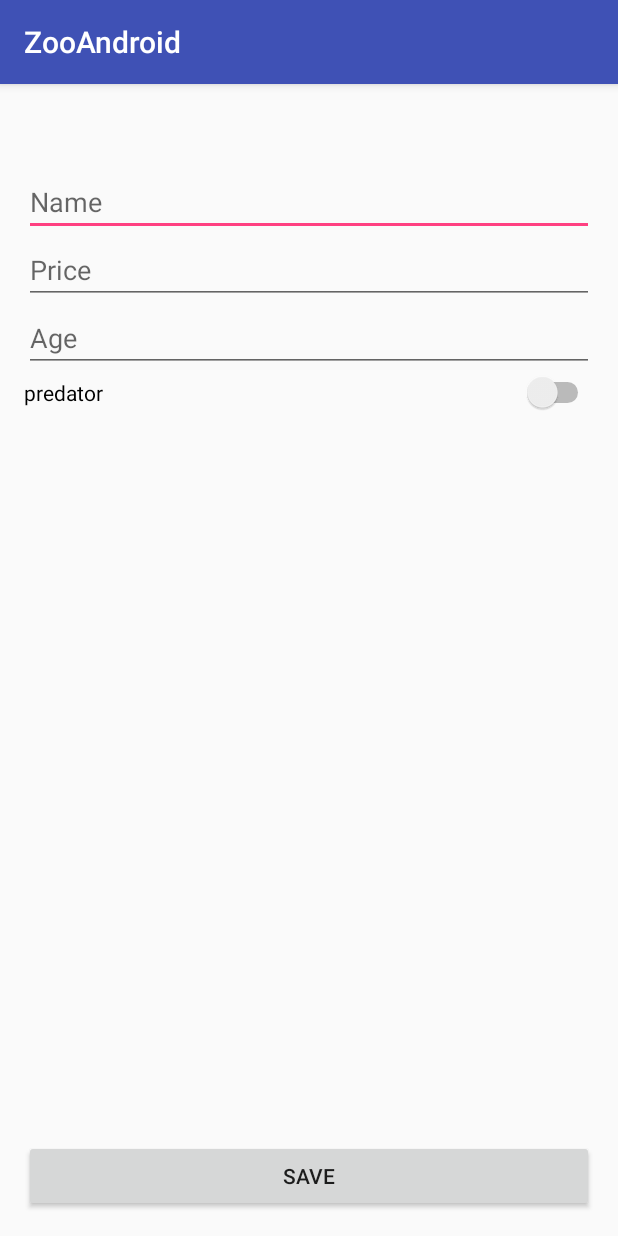
After one commit to ystelmahovskaya/ZooAndroid, an Android app: the Edit_Product screen opened directly, with no data from a screen before it, on a phone screen of 412 x 824 dp. The commit adds this screen. Run offline under Robolectric (Android 15) with nearby library versions, the phone set to English and light mode, and no system bars; 1 statement that could not run was skipped.

Commit message:
it works!!!

```diff
--- a/app/src/main/AndroidManifest.xml
+++ b/app/src/main/AndroidManifest.xml
@@ -26,7 +26,9 @@
         <activity android:name=".AddBranch" />
         <activity android:name=".BranchActivity" />
         <activity android:name=".ProductActivity" />
-        <activity android:name=".AddProduct"></activity>
+        <activity android:name=".AddProduct"/>
+        <activity android:name=".Edit_Product">
+        </activity>
     </application>
 
 </manifest>
--- a/app/src/main/java/com/example/yuliiastelmakhovska/zooandroid/BranchFactory.java
+++ b/app/src/main/java/com/example/yuliiastelmakhovska/zooandroid/BranchFactory.java
@@ -23,6 +23,7 @@ import java.util.List;
 public class BranchFactory {
     List<Shop> branches= new ArrayList<Shop>();
     int activeBranch=-1;
+    int activeItem=-1;
 
     public String getAppPath(Activity a) {
         return a.getApplicationContext().getFilesDir().getAbsolutePath();
--- a/app/src/main/java/com/example/yuliiastelmakhovska/zooandroid/ProductActivity.java
+++ b/app/src/main/java/com/example/yuliiastelmakhovska/zooandroid/ProductActivity.java
@@ -81,7 +81,9 @@ public class ProductActivity extends AppCompatActivity {
     public boolean onContextItemSelected(MenuItem item) {
     AdapterView.AdapterContextMenuInfo info=(AdapterView.AdapterContextMenuInfo)item.getMenuInfo();
         if (item.getTitle() == "edit") {
-            Toast.makeText(this, "Action 1 invoked", Toast.LENGTH_SHORT).show();
+            Toast.makeText(this, "saved", Toast.LENGTH_SHORT).show();
+            Main.branches.activeItem=info.position;
+            startActivityForResult((new Intent(ProductActivity.this, Edit_Product.class)), 1);
 
         }
         else if (item.getTitle() == "delete") {
--- /dev/null
+++ b/app/src/main/res/layout/activity_edit_product.xml
@@ -0,0 +1,157 @@
+<?xml version="1.0" encoding="utf-8"?>
+<RelativeLayout xmlns:android="http://schemas.android.com/apk/res/android"
+    xmlns:tools="http://schemas.android.com/tools"
+    android:id="@+id/activity_add_product"
+    android:layout_width="match_parent"
+    android:layout_height="match_parent"
+    android:paddingBottom="@dimen/activity_vertical_margin"
+    android:paddingLeft="@dimen/activity_horizontal_margin"
+    android:paddingRight="@dimen/activity_horizontal_margin"
+    android:paddingTop="@dimen/activity_vertical_margin"
+    tools:context="com.example.yuliiastelmakhovska.zooandroid.AddProduct">
+
+    <Button
+        android:text="save"
+        android:layout_width="match_parent"
+        android:layout_height="wrap_content"
+        android:layout_alignParentBottom="true"
+        android:id="@+id/buttonsave"
+        android:layout_alignParentEnd="true"
+        android:layout_alignParentStart="true"
+        android:onClick="editProduct"/>
+
+    <ScrollView
+        android:layout_width="match_parent"
+        android:layout_height="match_parent"
+        android:fillViewport="false"
+        android:layout_alignParentBottom="true"
+        android:layout_alignParentStart="true"
+        android:layout_below="@+id/spinnerProducts"
+        android:layout_marginTop="40dp">
+
+        <LinearLayout
+            android:layout_width="match_parent"
+            android:layout_height="wrap_content"
+            android:orientation="vertical" >
+
+            <EditText
+                android:layout_width="match_parent"
+                android:layout_height="wrap_content"
+                android:inputType="textPersonName"
+                android:ems="10"
+                android:id="@+id/editTextName"
+                android:hint="Name" />
+
+            <EditText
+                android:layout_width="match_parent"
+                android:layout_height="wrap_content"
+                android:inputType="numberDecimal"
+                android:ems="10"
+                android:id="@+id/editTextPrice"
+                android:hint="Price" />
+
+            <EditText
+                android:layout_width="match_parent"
+                android:layout_height="wrap_content"
+                android:inputType="number"
+                android:ems="10"
+                android:id="@+id/editTextAliveAge"
+                android:hint="Age" />
+
+            <Switch
+                android:text="predator"
+                android:layout_width="match_parent"
+                android:layout_height="wrap_content"
+                android:id="@+id/switchPredator" />
+
+            <EditText
+                android:layout_width="match_parent"
+                android:layout_height="wrap_content"
+                android:inputType="textPersonName"
+                android:ems="10"
+                android:id="@+id/editTextSpecies"
+                android:hint="species"
+                android:visibility="invisible" />
+
+            <EditText
+                android:layout_width="match_parent"
+                android:layout_height="wrap_content"
+                android:inputType="number"
+                android:ems="10"
+                android:id="@+id/editTextFishTemp"
+                android:hint="temperature"
+                android:visibility="gone" />
+
+            <Switch
+                android:text="salt water"
+                android:layout_width="match_parent"
+                android:layout_height="wrap_content"
+                android:id="@+id/switchFishSaltWater"
+                android:visibility="gone" />
+
+            <Switch
+                android:text="venomous"
+                android:layout_width="match_parent"
+                android:layout_height="wrap_content"
+                android:id="@+id/switchSpiderVenomous"
+                android:visibility="gone" />
+
+            <EditText
+                android:layout_width="match_parent"
+                android:layout_height="wrap_content"
+                android:inputType="textPersonName"
+                android:ems="10"
+                android:id="@+id/editTextSpiderHabitat"
+                android:elevation="12dp"
+                android:hint="Habitat"
+                android:visibility="gone" />
+
+            <Switch
+                android:text="venomous"
+                android:layout_width="match_parent"
+                android:layout_height="wrap_content"
+                android:id="@+id/switchInsectVenomous"
+                android:visibility="gone" />
+
+            <Switch
+                android:text="flying"
+                android:layout_width="match_parent"
+                android:layout_height="wrap_content"
+                android:visibility="gone"
+                android:id="@+id/switchInsectFlying" />
+
+            <EditText
+                android:layout_width="match_parent"
+                android:layout_height="wrap_content"
+                android:inputType="number"
+                android:ems="10"
+                android:id="@+id/editTextLittAnimLife"
+                android:hint="avarage life length"
+                android:visibility="gone"
+                android:elevation="10dp" />
+
+            <Switch
+                android:text="Venomous"
+                android:layout_width="match_parent"
+                android:layout_height="wrap_content"
+                android:id="@+id/switchAmphibiumVenomous"
+                android:visibility="gone"                />
+
+            <Switch
+                android:text="Poisonous"
+                android:layout_width="match_parent"
+                android:layout_height="wrap_content"
+                android:id="@+id/switchAmphibiumPoisonous"
+                android:visibility="gone"/>
+
+            <Switch
+                android:text="Salt Water"
+                android:layout_width="match_parent"
+                android:layout_height="wrap_content"
+                android:id="@+id/switchAmphibiumSaltWater"
+                android:visibility="gone"/>
+
+        </LinearLayout>
+    </ScrollView>
+
+</RelativeLayout>
```
Also changed, not shown: app/src/main/java/com/example/yuliiastelmakhovska/zooandroid/Edit_Product.java (added, +224 -0 lines).
